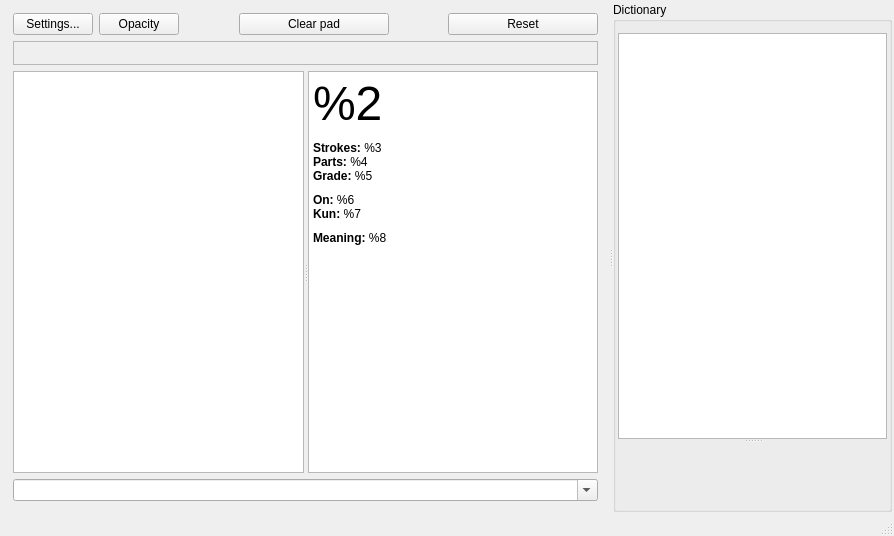
Before: the Qt Designer form mainwindow.ui in kernel1024/qjrad, drawn with Qt 5.
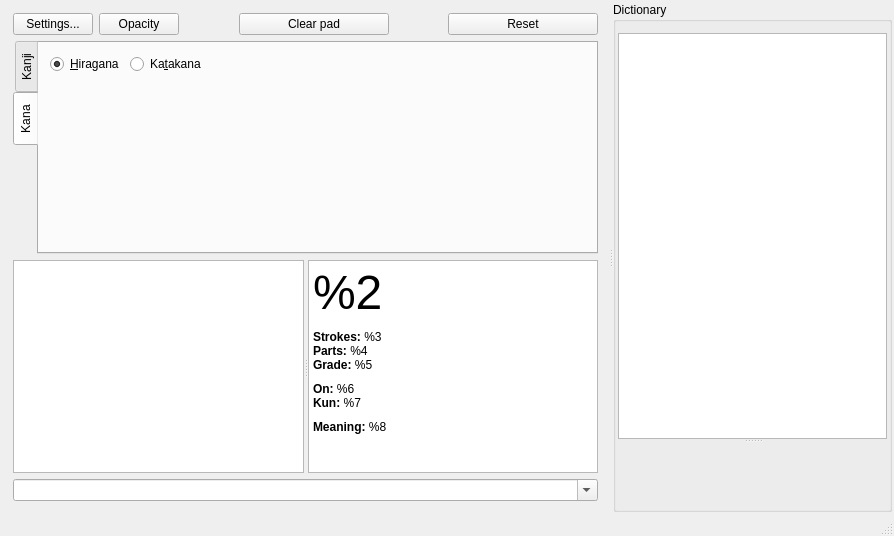
After: the same form once the commit is applied. The open tabs and pages were chosen to show the change.

Commit message: Kana buttons added.

Diff of the .ui file:
```diff
--- a/mainwindow.ui
+++ b/mainwindow.ui
@@ -108,14 +108,92 @@
          </layout>
         </item>
         <item>
-         <widget class="QFrame" name="frameRad">
-          <property name="frameShape">
-           <enum>QFrame::StyledPanel</enum>
+         <widget class="QTabWidget" name="tabWidget">
+          <property name="tabPosition">
+           <enum>QTabWidget::West</enum>
           </property>
-          <property name="frameShadow">
-           <enum>QFrame::Raised</enum>
+          <property name="currentIndex">
+           <number>0</number>
           </property>
-          <layout class="QGridLayout" name="gridRad"/>
+          <widget class="QWidget" name="tab">
+           <attribute name="title">
+            <string>Kanji</string>
+           </attribute>
+           <layout class="QVBoxLayout" name="verticalLayout_3">
+            <property name="spacing">
+             <number>0</number>
+            </property>
+            <property name="leftMargin">
+             <number>2</number>
+            </property>
+            <property name="topMargin">
+             <number>2</number>
+            </property>
+            <property name="rightMargin">
+             <number>2</number>
+            </property>
+            <property name="bottomMargin">
+             <number>2</number>
+            </property>
+            <item>
+             <widget class="QFrame" name="frameRad">
+              <layout class="QGridLayout" name="gridRad"/>
+             </widget>
+            </item>
+           </layout>
+          </widget>
+          <widget class="QWidget" name="tab_2">
+           <attribute name="title">
+            <string>Kana</string>
+           </attribute>
+           <layout class="QVBoxLayout" name="verticalLayout_4">
+            <item>
+             <layout class="QHBoxLayout" name="horizontalLayout_4">
+              <item>
+               <widget class="QRadioButton" name="radioHiragana">
+                <property name="text">
+                 <string>&amp;Hiragana</string>
+                </property>
+                <property name="checked">
+                 <bool>true</bool>
+                </property>
+               </widget>
+              </item>
+              <item>
+               <widget class="QRadioButton" name="radioKatakana">
+                <property name="text">
+                 <string>Ka&amp;takana</string>
+                </property>
+               </widget>
+              </item>
+              <item>
+               <spacer name="horizontalSpacer_3">
+                <property name="orientation">
+                 <enum>Qt::Horizontal</enum>
+                </property>
+                <property name="sizeHint" stdset="0">
+                 <size>
+                  <width>40</width>
+                  <height>20</height>
+                 </size>
+                </property>
+               </spacer>
+              </item>
+             </layout>
+            </item>
+            <item>
+             <widget class="QFrame" name="frameKana">
+              <property name="sizePolicy">
+               <sizepolicy hsizetype="Preferred" vsizetype="Expanding">
+                <horstretch>0</horstretch>
+                <verstretch>0</verstretch>
+               </sizepolicy>
+              </property>
+              <layout class="QGridLayout" name="gridKana"/>
+             </widget>
+            </item>
+           </layout>
+          </widget>
          </widget>
         </item>
         <item>
```
The commit also changes 7 other files.
